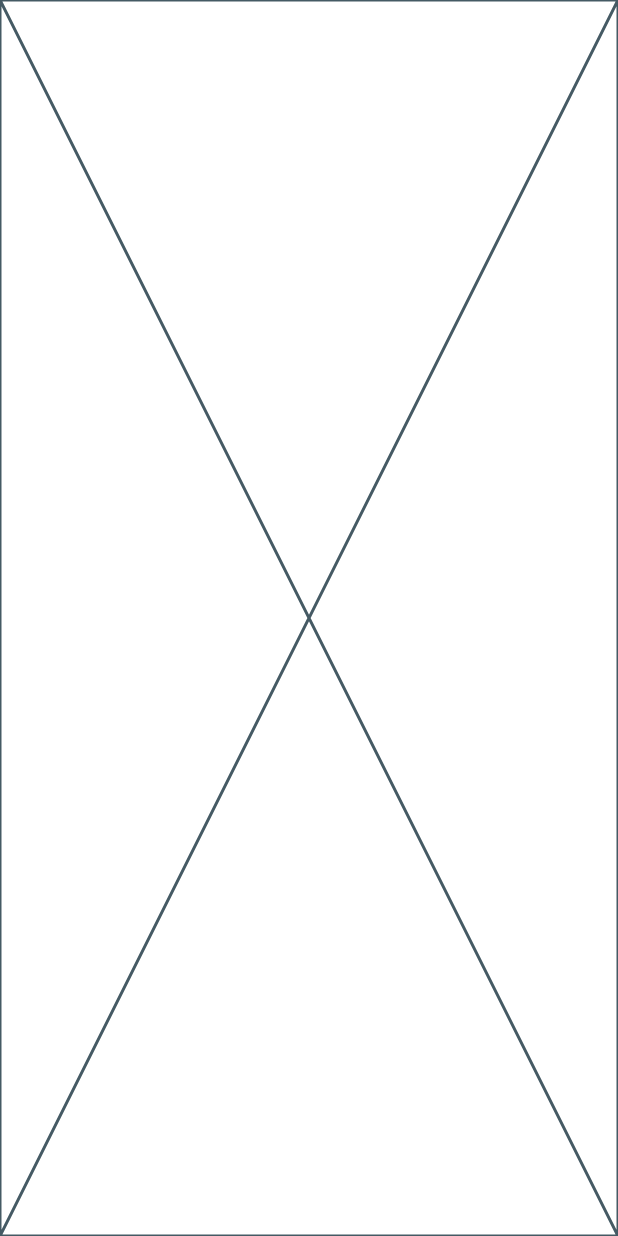
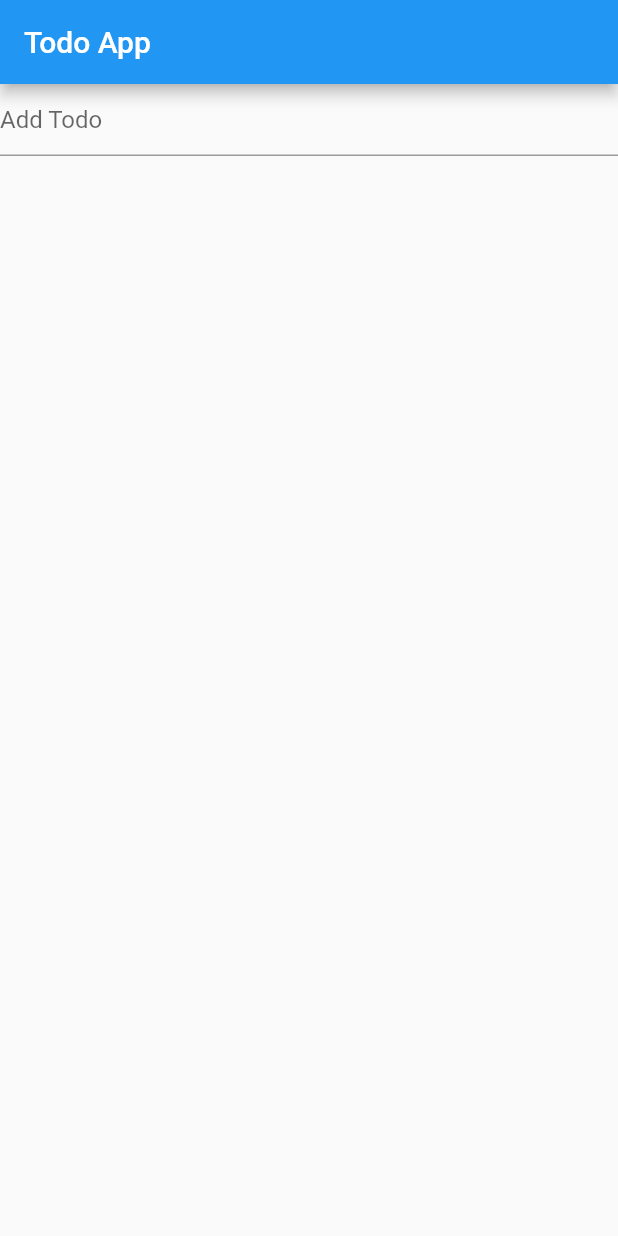
Before and after one commit to Vyshnav-Anchery/ToDo-with-MVVM-architecture, a Flutter app: the screen it shows after launch, on a phone screen of 412 x 824 dp. Run offline on Flutter 3.47's test engine with Material 2 defaults, Android fonts, the phone set to English and light mode, and no system bars; our stand-ins replace hive_flutter; accounts and stored records are empty.

Commit message:
edit done

```diff
--- a/lib/bloc/new_bloc_event.dart
+++ /dev/null
@@ -1,4 +0,0 @@
-part of 'new_bloc_bloc.dart';
-
-@immutable
-abstract class NewBlocEvent {}
--- a/lib/bloc/new_bloc_state.dart
+++ /dev/null
@@ -1,6 +0,0 @@
-part of 'new_bloc_bloc.dart';
-
-@immutable
-abstract class NewBlocState {}
-
-class NewBlocInitial extends NewBlocState {}
--- a/lib/home.dart
+++ /dev/null
@@ -1,10 +0,0 @@
-import 'package:flutter/material.dart';
-
-class HomePage extends StatelessWidget {
-  const HomePage({super.key});
-
-  @override
-  Widget build(BuildContext context) {
-    return const Placeholder();
-  }
-}
--- a/lib/main.dart
+++ b/lib/main.dart
@@ -1,17 +1,38 @@
 import 'package:flutter/material.dart';
-import 'home.dart';
+import 'package:provider/provider.dart';
 
-void main() {
-  runApp(const Myapp());
+import 'utils/todo_database.dart';
+import 'view_models/todo_view_model.dart';
+import 'views/todo_screen.dart';
+
+void main() async {
+  final database = TodoDatabase();
+  await database.init();
+
+  runApp(
+    MultiProvider(
+      providers: [
+        Provider<TodoDatabase>.value(value: database),
+        ChangeNotifierProvider<TodoViewModel>(
+          create: (_) => TodoViewModel(database),
+        ),
+      ],
+      child: const MyApp(),
+    ),
+  );
 }
 
-class Myapp extends StatelessWidget {
-  const Myapp({super.key});
+class MyApp extends StatelessWidget {
+  const MyApp({Key? key}) : super(key: key);
 
   @override
   Widget build(BuildContext context) {
-    return const MaterialApp(
-      home: HomePage(),
+    return MaterialApp(
+      title: 'Todo App',
+      theme: ThemeData(
+        primarySwatch: Colors.blue,
+      ),
+      home: TodoScreen(),
     );
   }
 }
--- /dev/null
+++ b/lib/models/todo_model.dart
@@ -0,0 +1,17 @@
+import 'package:hive_flutter/hive_flutter.dart';
+
+part 'todo_model.g.dart';
+
+@HiveType(typeId: 0)
+class Todo extends HiveObject {
+  @HiveField(0)
+  late String title;
+
+  @HiveField(1)
+  late bool isDone;
+
+  Todo({
+    required this.title,
+    this.isDone = false,
+  });
+}
--- /dev/null
+++ b/lib/utils/todo_database.dart
@@ -0,0 +1,13 @@
+import 'package:hive_flutter/hive_flutter.dart';
+
+import '../models/todo_model.dart';
+
+class TodoDatabase {
+  Future<void> init() async {
+    await Hive.initFlutter();
+    Hive.registerAdapter(TodoAdapter());
+    await Hive.openBox<Todo>('todos');
+  }
+
+  Box<Todo> get todoBox => Hive.box<Todo>('todos');
+}
--- /dev/null
+++ b/lib/view_models/todo_view_model.dart
@@ -0,0 +1,35 @@
+import 'package:flutter/material.dart';
+import '../../utils/todo_database.dart';
+import '../models/todo_model.dart';
+
+class TodoViewModel extends ChangeNotifier {
+  final TodoDatabase _database;
+
+  TodoViewModel(this._database);
+
+  List<Todo> get todos => _database.todoBox.values.toList();
+
+  Future<void> addTodo(String title) async {
+    final todo = Todo(title: title);
+    await _database.todoBox.add(todo);
+    notifyListeners();
+  }
+
+  Future<void> toggleTodoStatus(int index) async {
+    final todo = _database.todoBox.getAt(index);
+    if (todo != null) {
+      todo.isDone = !todo.isDone;
+      await todo.save();
+      notifyListeners();
+    }
+  }
+
+  Future<void> deleteTodo(int index) async {
+    await _database.todoBox.deleteAt(index);
+    notifyListeners();
+  }
+  Future<void> editTodo(int index,Todo value) async {
+    await _database.todoBox.putAt(index,value);
+    notifyListeners();
+  }
+}
--- /dev/null
+++ b/lib/views/todo_screen.dart
@@ -0,0 +1,72 @@
+import 'package:flutter/material.dart';
+import 'package:provider/provider.dart';
+import 'package:stateless_statefull/views/widgets/editdialogue.dart';
+import '../view_models/todo_view_model.dart';
+
+class TodoScreen extends StatelessWidget {
+  final TextEditingController _textEditingController = TextEditingController();
+
+  TodoScreen({super.key});
+
+  @override
+  Widget build(BuildContext context) {
+    final viewModel = Provider.of<TodoViewModel>(context);
+
+    return Scaffold(
+      appBar: AppBar(
+        title: const Text('Todo App'),
+      ),
+      body: Column(
+        children: [
+          TextField(
+            controller: _textEditingController,
+            decoration: const InputDecoration(
+              hintText: 'Add Todo',
+            ),
+            onSubmitted: (value) {
+              if (value.isNotEmpty) {
+                viewModel.addTodo(value);
+                _textEditingController.clear();
+              }
+            },
+          ),
+          Expanded(
+            child: ListView.builder(
+              itemCount: viewModel.todos.length,
+              itemBuilder: (context, index) {
+                final todo = viewModel.todos[index];
+                return ListTile(
+                  leading: Checkbox(
+                    value: todo.isDone,
+                    onChanged: (value) => viewModel.toggleTodoStatus(index),
+                  ),
+                  title: Text(
+                    todo.title,
+                    style: TextStyle(
+                      decoration: todo.isDone
+                          ? TextDecoration.lineThrough
+                          : TextDecoration.none,
+                    ),
+                  ),
+                  onTap: () => showDialog(
+                    context: context,
+                    builder: (context) {
+                      return EditDialogue(
+                        index: index,
+                        value: todo.title,
+                      );
+                    },
+                  ),
+                  trailing: IconButton(
+                    icon: const Icon(Icons.delete),
+                    onPressed: () => viewModel.deleteTodo(index),
+                  ),
+                );
+              },
+            ),
+          ),
+        ],
+      ),
+    );
+  }
+}
--- a/pubspec.yaml
+++ b/pubspec.yaml
@@ -36,6 +36,9 @@ dependencies:
   # Use with the CupertinoIcons class for iOS style icons.
   cupertino_icons: ^1.0.2
   bloc: ^8.1.2
+  http: ^1.1.0
+  provider: ^6.0.5
+  hive_flutter: ^1.1.0
 
 dev_dependencies:
   flutter_test:
@@ -47,6 +50,8 @@ dev_dependencies:
   # package. See that file for information about deactivating specific lint
   # rules and activating additional ones.
   flutter_lints: ^2.0.0
+  hive_generator: ^2.0.0
+  build_runner: ^2.4.6
 
 # For information on the generic Dart part of this file, see the
 # following page: https://dart.dev/tools/pub/pubspec
```
Also changed, not shown: lib/bloc/new_bloc_bloc.dart (deleted, +0 -13 lines), lib/utils/constants.dart (added, +7 -0 lines), lib/views/widgets/cancellbutton.dart (added, +11 -0 lines), lib/views/widgets/editdialogue.dart (added, +42 -0 lines), lib/models/todo_model.g.dart (added), pubspec.lock, 2 other files.
